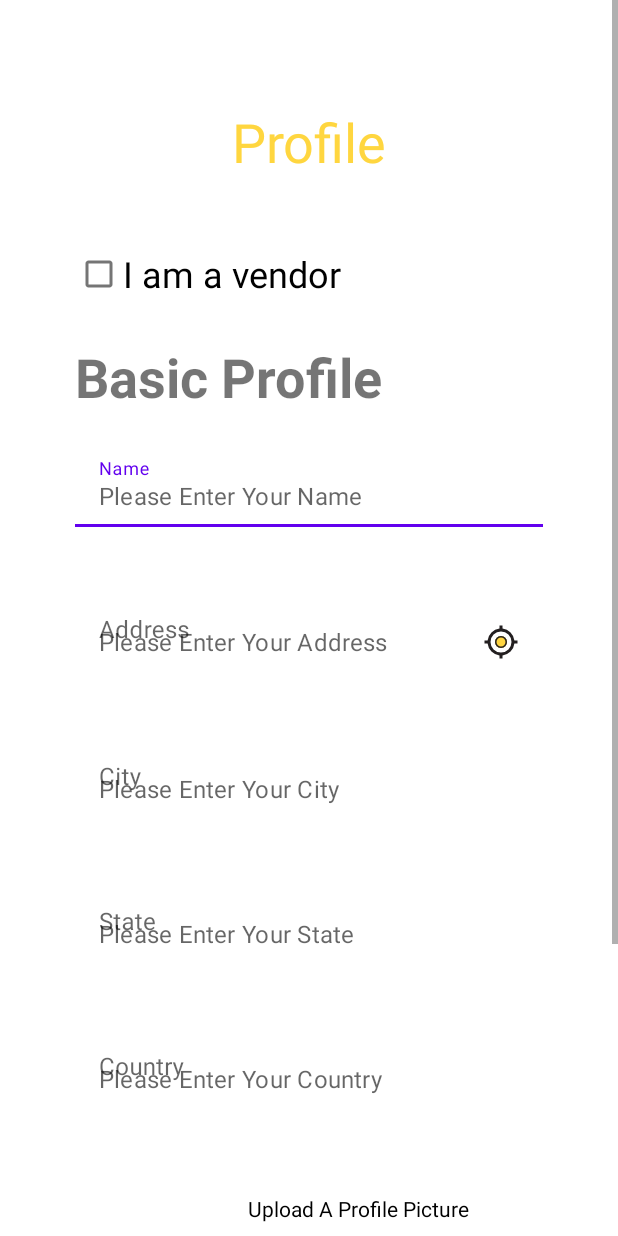
After one commit to sansax27/NeighborGoodsApp, an Android app: the fragment CreateProfileFragment shown on its own in the app's theme, on a phone screen of 412 x 824 dp. The commit adds this screen. Run offline under Robolectric (Android 15) with nearby library versions, the phone set to English and light mode, and no system bars; our stand-ins replace data binding.

Commit message:
Implementing Create Profile UI

```diff
--- a/app/src/main/AndroidManifest.xml
+++ b/app/src/main/AndroidManifest.xml
@@ -8,7 +8,7 @@
         android:label="@string/app_name"
         android:roundIcon="@mipmap/ic_launcher_round"
         android:supportsRtl="true"
-        android:theme="@style/Theme.NeighboorHoodsApp">
+        android:theme="@style/Theme.NeighborHoodsApp">
         <activity android:name=".MainActivity">
             <intent-filter>
                 <action android:name="android.intent.action.MAIN" />
--- /dev/null
+++ b/app/src/main/java/com/example/neighboorhoodsapp/CreateProfileFragment.kt
@@ -0,0 +1,20 @@
+package com.example.neighboorhoodsapp
+
+import android.os.Bundle
+import androidx.fragment.app.Fragment
+import android.view.LayoutInflater
+import android.view.View
+import android.view.ViewGroup
+
+
+class CreateProfileFragment : Fragment() {
+
+
+    override fun onCreateView(inflater: LayoutInflater, container: ViewGroup?,
+                              savedInstanceState: Bundle?): View? {
+        // Inflate the layout for this fragment
+        return inflater.inflate(R.layout.fragment_create_profile, container, false)
+    }
+
+
+}
--- /dev/null
+++ b/app/src/main/res/drawable/ic_address.xml
@@ -0,0 +1,19 @@
+<vector xmlns:android="http://schemas.android.com/apk/res/android"
+    android:width="24dp"
+    android:height="24dp"
+    android:viewportWidth="24"
+    android:viewportHeight="24">
+  <path
+      android:pathData="M12,8a4,4 0,1 0,4 4A4,4 0,0 0,12 8ZM20.94,11A8.994,8.994 0,0 0,13 3.06L13,1L11,1L11,3.06A8.994,8.994 0,0 0,3.06 11L1,11v2L3.06,13A8.994,8.994 0,0 0,11 20.94L11,23h2L13,20.94A8.994,8.994 0,0 0,20.94 13L23,13L23,11L20.94,11ZM12,19a7,7 0,1 1,7 -7A6.995,6.995 0,0 1,12 19Z"
+      android:fillColor="#231f20"/>
+  <path
+      android:pathData="M12,12m-4,0a4,4 0,1 1,8 0a4,4 0,1 1,-8 0"
+      android:strokeWidth="1"
+      android:fillColor="#ffd540"
+      android:strokeColor="#00000000"/>
+  <path
+      android:pathData="M12,12m-3.5,0a3.5,3.5 0,1 1,7 0a3.5,3.5 0,1 1,-7 0"
+      android:strokeWidth="1"
+      android:fillColor="#00000000"
+      android:strokeColor="#231f20"/>
+</vector>
--- /dev/null
+++ b/app/src/main/res/layout/fragment_create_profile.xml
@@ -0,0 +1,268 @@
+<?xml version="1.0" encoding="utf-8"?>
+<layout xmlns:android="http://schemas.android.com/apk/res/android"
+    xmlns:app="http://schemas.android.com/apk/res-auto"
+    xmlns:tools="http://schemas.android.com/tools"
+    tools:context=".CreateProfileFragment">
+    <ScrollView
+        android:layout_width="match_parent"
+        android:layout_height="match_parent">
+
+        <androidx.constraintlayout.widget.ConstraintLayout
+            android:layout_width="match_parent"
+            android:layout_height="wrap_content"
+            android:paddingStart="50dp"
+            android:paddingTop="50dp"
+            android:paddingEnd="50dp">
+
+            <TextView
+                android:id="@+id/profileSignUpHeading"
+                android:layout_width="0dp"
+                android:layout_height="wrap_content"
+                android:padding="20dp"
+                android:text="@string/profile"
+                android:textAlignment="center"
+                android:textColor="@color/logoScreen"
+                android:textSize="36sp"
+                app:layout_constraintEnd_toEndOf="parent"
+                app:layout_constraintStart_toStartOf="parent"
+                app:layout_constraintTop_toTopOf="parent" />
+
+            <CheckBox
+                android:id="@+id/vendorCheckBox"
+                android:layout_width="0dp"
+                android:layout_height="wrap_content"
+                android:layout_marginTop="20dp"
+                android:clickable="false"
+                android:text="@string/iAmVendor"
+                android:textSize="24sp"
+                app:layout_constraintEnd_toEndOf="@id/profileSignUpHeading"
+                app:layout_constraintStart_toStartOf="@id/profileSignUpHeading"
+                app:layout_constraintTop_toBottomOf="@id/profileSignUpHeading" />
+
+            <TextView
+                android:id="@+id/basicProfile"
+                android:layout_width="0dp"
+                android:layout_height="wrap_content"
+                android:layout_marginTop="20dp"
+                android:text="@string/basicProfile"
+                android:textSize="36sp"
+                android:textStyle="bold"
+                app:layout_constraintEnd_toEndOf="@id/vendorCheckBox"
+                app:layout_constraintStart_toStartOf="@id/vendorCheckBox"
+                app:layout_constraintTop_toBottomOf="@id/vendorCheckBox" />
+
+            <com.google.android.material.textfield.TextInputLayout
+                android:id="@+id/userName"
+                android:layout_width="0dp"
+                android:layout_height="wrap_content"
+                android:layout_marginTop="20dp"
+                android:elevation="15dp"
+                android:hint="@string/profileEnterNameHeading"
+                app:boxBackgroundColor="@color/white"
+                app:boxCornerRadiusBottomEnd="5dp"
+                app:boxCornerRadiusBottomStart="5dp"
+                app:boxCornerRadiusTopEnd="5dp"
+                app:boxCornerRadiusTopStart="5dp"
+                app:boxStrokeWidth="0dp"
+                app:errorEnabled="true"
+                app:hintAnimationEnabled="true"
+                app:hintEnabled="true"
+                app:layout_constraintEnd_toEndOf="@id/basicProfile"
+                app:layout_constraintStart_toStartOf="@id/basicProfile"
+                app:layout_constraintTop_toBottomOf="@id/basicProfile">
+
+                <com.google.android.material.textfield.TextInputEditText
+                    android:id="@+id/userNameInput"
+                    android:layout_width="match_parent"
+                    android:layout_height="wrap_content"
+                    android:hint="@string/profileEnterName"
+                    android:inputType="textPersonName" />
+            </com.google.android.material.textfield.TextInputLayout>
+
+            <com.google.android.material.textfield.TextInputLayout
+                android:id="@+id/profileAddress"
+                android:layout_width="0dp"
+                android:layout_height="wrap_content"
+                android:layout_marginTop="20dp"
+                android:elevation="15dp"
+                android:hint="@string/profileAddressHeading"
+                app:boxBackgroundColor="@color/white"
+                app:boxCornerRadiusBottomEnd="5dp"
+                app:boxCornerRadiusBottomStart="5dp"
+                app:boxCornerRadiusTopEnd="5dp"
+                app:boxCornerRadiusTopStart="5dp"
+                app:boxStrokeWidth="0dp"
+                app:errorEnabled="true"
+                app:hintAnimationEnabled="true"
+                app:hintEnabled="true"
+                app:layout_constraintEnd_toEndOf="@id/userName"
+                app:layout_constraintStart_toStartOf="@id/userName"
+                app:layout_constraintTop_toBottomOf="@id/userName">
+
+                <com.google.android.material.textfield.TextInputEditText
+                    android:id="@+id/profileAddressInput"
+                    android:layout_width="match_parent"
+                    android:layout_height="wrap_content"
+                    android:drawableEnd="@drawable/ic_address"
+                    android:hint="@string/profileAddress"
+                    android:inputType="textPostalAddress" />
+            </com.google.android.material.textfield.TextInputLayout>
+
+            <com.google.android.material.textfield.TextInputLayout
+                android:id="@+id/profileCity"
+                android:layout_width="0dp"
+                android:layout_height="wrap_content"
+                android:layout_marginTop="20dp"
+                android:elevation="15dp"
+                android:hint="@string/profileCityHeading"
+                app:boxBackgroundColor="@color/white"
+                app:boxCornerRadiusBottomEnd="5dp"
+                app:boxCornerRadiusBottomStart="5dp"
+                app:boxCornerRadiusTopEnd="5dp"
+                app:boxCornerRadiusTopStart="5dp"
+                app:boxStrokeWidth="0dp"
+                app:errorEnabled="true"
+                app:hintAnimationEnabled="true"
+                app:hintEnabled="true"
+                app:layout_constraintEnd_toEndOf="@id/profileAddress"
+                app:layout_constraintStart_toStartOf="@id/profileAddress"
+                app:layout_constraintTop_toBottomOf="@id/profileAddress">
+
+                <com.google.android.material.textfield.TextInputEditText
+                    android:id="@+id/profileCityInput"
+                    android:layout_width="match_parent"
+                    android:layout_height="wrap_content"
+                    android:hint="@string/profileCity"
+                    android:inputType="text" />
+            </com.google.android.material.textfield.TextInputLayout>
+
+            <com.google.android.material.textfield.TextInputLayout
+                android:id="@+id/profileState"
+                android:layout_width="0dp"
+                android:layout_height="wrap_content"
+                android:layout_marginTop="20dp"
+                android:elevation="15dp"
+                android:hint="@string/profileStateHeading"
+                app:boxBackgroundColor="@color/white"
+                app:boxCornerRadiusBottomEnd="5dp"
+                app:boxCornerRadiusBottomStart="5dp"
+                app:boxCornerRadiusTopEnd="5dp"
+                app:boxCornerRadiusTopStart="5dp"
+                app:boxStrokeWidth="0dp"
+                app:errorEnabled="true"
+                app:hintAnimationEnabled="true"
+                app:hintEnabled="true"
+                app:layout_constraintEnd_toEndOf="@id/profileCity"
+                app:layout_constraintStart_toStartOf="@id/profileCity"
+                app:layout_constraintTop_toBottomOf="@id/profileCity">
+
+                <com.google.android.material.textfield.TextInputEditText
+                    android:id="@+id/profileStateInput"
+                    android:layout_width="match_parent"
+                    android:layout_height="wrap_content"
+                    android:hint="@string/profileState"
+                    android:inputType="text" />
+            </com.google.android.material.textfield.TextInputLayout>
+
+            <com.google.android.material.textfield.TextInputLayout
+                android:id="@+id/profileCountry"
+                android:layout_width="match_parent"
+                android:layout_height="wrap_content"
+                android:layout_marginTop="20dp"
+                android:elevation="15dp"
+                android:hint="@string/profileCountryHeading"
+                app:boxBackgroundColor="@color/white"
+                app:boxCornerRadiusBottomEnd="5dp"
+                app:boxCornerRadiusBottomStart="5dp"
+                app:boxCornerRadiusTopEnd="5dp"
+                app:boxCornerRadiusTopStart="5dp"
+                app:boxStrokeWidth="0dp"
+                app:errorEnabled="true"
+                app:hintAnimationEnabled="true"
+                app:hintEnabled="true"
+                app:layout_constraintEnd_toEndOf="@id/profileState"
+                app:layout_constraintStart_toStartOf="@id/profileState"
+                app:layout_constraintTop_toBottomOf="@id/profileState">
+
+                <com.google.android.material.textfield.TextInputEditText
+                    android:id="@+id/profileCountryInput"
+                    android:layout_width="match_parent"
+                    android:layout_height="wrap_content"
+                    android:hint="@string/profileCountry"
+                    android:inputType="text" />
+            </com.google.android.material.textfield.TextInputLayout>
+
+            <ImageView
+                android:id="@+id/profilePicture"
+                android:layout_width="100dp"
+                android:layout_height="100dp"
+                android:layout_marginTop="20dp"
+                android:contentDescription="@string/profilePicture"
+                app:layout_constraintEnd_toStartOf="@+id/uploadProfilePicture"
+                app:layout_constraintHorizontal_bias="0.5"
+                app:layout_constraintHorizontal_weight="1"
+                app:layout_constraintStart_toStartOf="parent"
+                app:layout_constraintTop_toBottomOf="@id/profileCountry" />
+
+            <TextView
+                android:id="@+id/uploadProfilePicture"
+                android:layout_width="0dp"
+                android:layout_height="50dp"
+                android:padding="15dp"
+                android:text="@string/uploadProfilePicture"
+                android:textAlignment="viewStart"
+                android:textColor="@color/black"
+                app:layout_constraintEnd_toEndOf="parent"
+                app:layout_constraintHorizontal_bias="0.5"
+                app:layout_constraintHorizontal_weight="2"
+                app:layout_constraintStart_toEndOf="@+id/profilePicture"
+                app:layout_constraintTop_toTopOf="@id/profilePicture" />
+
+            <Button
+                android:id="@+id/selectProfilePicture"
+                android:layout_width="0dp"
+                android:layout_height="50dp"
+                android:layout_marginStart="15dp"
+                android:backgroundTint="@color/selectButtonColor"
+                android:text="@string/select"
+                android:textAlignment="center"
+                android:textAllCaps="false"
+                app:layout_constraintEnd_toStartOf="@+id/removeProfilePicture"
+                app:layout_constraintHorizontal_bias="0.5"
+                app:layout_constraintHorizontal_chainStyle="packed"
+                app:layout_constraintStart_toEndOf="@+id/profilePicture"
+                app:layout_constraintStart_toStartOf="@id/uploadProfilePicture"
+                app:layout_constraintTop_toBottomOf="@id/uploadProfilePicture" />
+
+            <Button
+                android:id="@+id/removeProfilePicture"
+                android:layout_width="0dp"
+                android:layout_height="wrap_content"
+                android:layout_marginStart="10dp"
+                android:backgroundTint="@color/white"
+                android:text="@string/remove"
+                android:textAlignment="center"
+                android:textAllCaps="false"
+                android:textColor="@color/loginForgotPassword"
+                app:layout_constraintEnd_toEndOf="@id/uploadProfilePicture"
+                app:layout_constraintHorizontal_bias="0.5"
+                app:layout_constraintStart_toEndOf="@+id/selectProfilePicture"
+                app:layout_constraintTop_toTopOf="@id/selectProfilePicture" />
+
+            <Button
+                android:id="@+id/button4"
+                android:layout_width="0dp"
+                android:layout_height="wrap_content"
+                android:layout_marginTop="150dp"
+                android:backgroundTint="@color/logoScreen"
+                android:text="@string/proceed"
+                android:textAlignment="center"
+                android:textAllCaps="false"
+                android:textColor="@color/black"
+                app:layout_constraintEnd_toEndOf="@id/uploadProfilePicture"
+                app:layout_constraintStart_toStartOf="@id/profilePicture"
+                app:layout_constraintTop_toBottomOf="@id/profilePicture" />
+
+        </androidx.constraintlayout.widget.ConstraintLayout>
+    </ScrollView>
+</layout>
--- a/app/src/main/res/layout/fragment_sign_up.xml
+++ b/app/src/main/res/layout/fragment_sign_up.xml
@@ -45,7 +45,8 @@
                     android:id="@+id/enterEmailSignUpInput"
                     android:layout_width="match_parent"
                     android:layout_height="wrap_content"
-                    android:hint="@string/loginEnterEmail" />
+                    android:hint="@string/loginEnterEmail"
+                    android:inputType="textEmailAddress" />
             </com.google.android.material.textfield.TextInputLayout>
 
             <com.google.android.material.textfield.TextInputLayout
@@ -67,7 +68,8 @@
                     android:id="@+id/enterPhoneNumberInput"
                     android:layout_width="match_parent"
                     android:layout_height="wrap_content"
-                    android:hint="@string/signUpEnterPhoneNumber" />
+                    android:hint="@string/signUpEnterPhoneNumber"
+                    android:inputType="phone" />
             </com.google.android.material.textfield.TextInputLayout>
 
             <Spinner
@@ -99,7 +101,8 @@
                     android:id="@+id/enterPasswordSignUpInput"
                     android:layout_width="match_parent"
                     android:layout_height="wrap_content"
-                    android:hint="@string/loginEnterPassword" />
+                    android:hint="@string/loginEnterPassword"
+                    android:inputType="textPassword" />
             </com.google.android.material.textfield.TextInputLayout>
 
             <com.google.android.material.textfield.TextInputLayout
@@ -119,7 +122,8 @@
                     android:id="@+id/enterConfirmPasswordInput"
                     android:layout_width="match_parent"
                     android:layout_height="wrap_content"
-                    android:hint="@string/signUpConfirmPassword" />
+                    android:hint="@string/signUpConfirmPassword"
+                    android:inputType="textPassword" />
             </com.google.android.material.textfield.TextInputLayout>
 
             <TextView
@@ -151,6 +155,7 @@
                 android:layout_height="wrap_content"
                 android:padding="10dp"
                 android:text="@string/orLoginMethod"
+                android:textAlignment="center"
                 app:layout_constraintEnd_toEndOf="@id/signUpButton"
                 app:layout_constraintStart_toStartOf="@id/signUpButton"
                 app:layout_constraintTop_toBottomOf="@id/signUpButton" />
@@ -162,6 +167,7 @@
                 android:backgroundTint="@color/white"
                 android:text="Google"
                 android:textAlignment="center"
+                android:textColor="@color/black"
                 app:layout_constraintEnd_toStartOf="@+id/facebookLoginButton"
                 app:layout_constraintHorizontal_bias="0.5"
                 app:layout_constraintHorizontal_chainStyle="packed"
--- a/app/src/main/res/values-night/themes.xml
+++ /dev/null
@@ -1,16 +0,0 @@
-<resources xmlns:tools="http://schemas.android.com/tools">
-    <!-- Base application theme. -->
-    <style name="Theme.NeighboorHoodsApp" parent="Theme.MaterialComponents.DayNight.DarkActionBar">
-        <!-- Primary brand color. -->
-        <item name="colorPrimary">@color/purple_200</item>
-        <item name="colorPrimaryVariant">@color/purple_700</item>
-        <item name="colorOnPrimary">@color/black</item>
-        <!-- Secondary brand color. -->
-        <item name="colorSecondary">@color/teal_200</item>
-        <item name="colorSecondaryVariant">@color/teal_200</item>
-        <item name="colorOnSecondary">@color/black</item>
-        <!-- Status bar color. -->
-        <item name="android:statusBarColor" tools:targetApi="l">?attr/colorPrimaryVariant</item>
-        <!-- Customize your theme here. -->
-    </style>
-</resources>
--- a/app/src/main/res/values/colors.xml
+++ b/app/src/main/res/values/colors.xml
@@ -13,4 +13,6 @@
 
     <color name="signUpTextColor">#5a56a3</color>
     <color name="facebookButtonColor">#3B5998</color>
+
+    <color name="selectButtonColor">#49d3cc</color>
 </resources>
--- a/app/src/main/res/values/strings.xml
+++ b/app/src/main/res/values/strings.xml
@@ -37,4 +37,33 @@
     <string name="alreadyMember">Already a member,</string>
     <string name="signInText">SignIn</string>
 
+    <string name="iAmVendor">I am a vendor</string>
+
+    <string name="basicProfile">Basic Profile</string>
+
+    <string name="profileEnterName">Please Enter Your Name</string>
+    <string name="profileEnterNameHeading">Name</string>
+
+    <string name="profileAddress">Please Enter Your Address</string>
+    <string name="profileAddressHeading">Address</string>
+
+    <string name="profileCity">Please Enter Your City</string>
+    <string name="profileCityHeading">City</string>
+
+    <string name="profileState">Please Enter Your State</string>
+    <string name="profileStateHeading">State</string>
+
+    <string name="profile">Profile</string>
+
+    <string name="profileCountry">Please Enter Your Country</string>
+    <string name="profileCountryHeading">Country</string>
+
+    <string name="profilePicture">Profile Picture</string>
+
+    <string name="uploadProfilePicture">Upload A Profile Picture</string>
+
+    <string name="select">Select</string>
+    <string name="remove">Remove</string>
+    <string name="proceed">Proceed</string>
+
 </resources>
--- a/app/src/main/res/values/themes.xml
+++ b/app/src/main/res/values/themes.xml
@@ -1,6 +1,6 @@
 <resources xmlns:tools="http://schemas.android.com/tools">
     <!-- Base application theme. -->
-    <style name="Theme.NeighboorHoodsApp" parent="Theme.MaterialComponents.DayNight.DarkActionBar">
+    <style name="Theme.NeighborHoodsApp" parent="Theme.MaterialComponents.Light.NoActionBar">
         <!-- Primary brand color. -->
         <item name="colorPrimary">@color/purple_500</item>
         <item name="colorPrimaryVariant">@color/purple_700</item>
```
